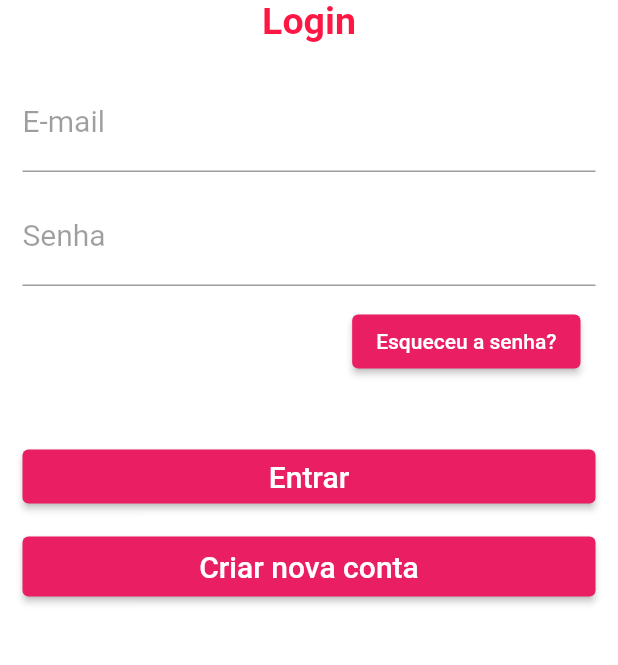
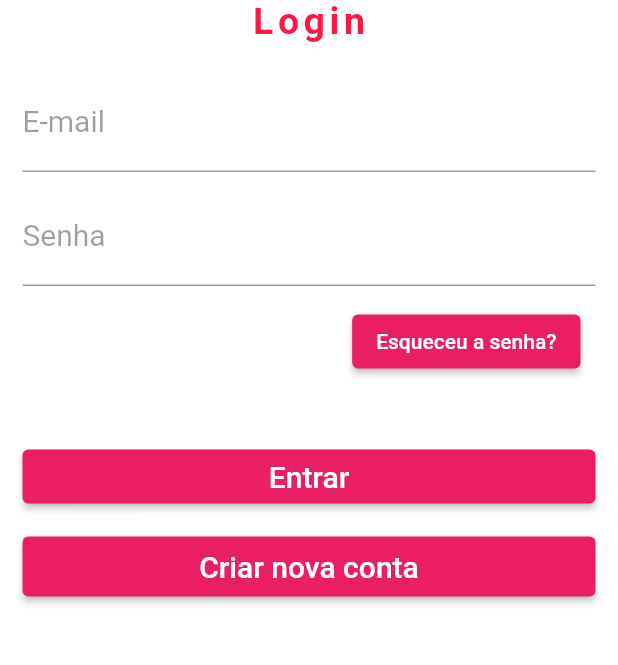
Before and after one commit to Samia24/food_celiac, a Flutter app: the screen it shows after launch, after a tap on "Entrar", on a phone screen of 412 x 824 dp, the part 323-988 px from its top. Run offline on Flutter 3.47's test engine with Material 2 defaults, Android fonts, the phone set to English and light mode, and no system bars; our stand-ins replace firebase_auth, firebase_core, geolocator, google_maps_flutter; missing offline and left inert: cloud_firestore_web, firebase_auth_web, firebase_core_web, geolocator_web, syncfusion_flutter_pdfviewer; accounts and stored records are empty; network calls fail.

Commit message:
segundo commit

```diff
--- a/lib/view/myapp.dart
+++ b/lib/view/myapp.dart
@@ -8,6 +8,7 @@ import 'package:meuapp/view/button-myfotos.dart';
 import 'package:meuapp/view/button-mymaps.dart';
 import 'package:meuapp/view/button-mypdfs.dart';
 import 'package:meuapp/view/homepage.dart';
+import 'package:meuapp/view/images.dart';
 import 'package:meuapp/view/reset-password-page.dart';
 import 'package:meuapp/view/signin-page.dart';
 import 'package:meuapp/view/signuppage.dart';
@@ -31,7 +32,7 @@ class MyApp extends StatelessWidget {
         '/documentos': (context) => const MyDocuments(),
         '/agenda': (context) => const MyAgend(),
         '/eventos': (context) => const MyEvent(),
-        '/fotos': (context) => const MyFotos(),
+        '/fotos': (context) => const Images(),
         //'/homemap': (context) => const MyMaps(),
         '/pdf': (context) => const MyPdfs(),
       },
--- a/lib/view/reset-password-page.dart
+++ b/lib/view/reset-password-page.dart
@@ -43,7 +43,7 @@ class ResetPasswordPage extends StatelessWidget {
                  height: 10,
                ),
                Text(
-                 "Por favor, informe o e-mail associado a sua conta que enviaremos um link para o mesmo com as intruções para a restauração de sua senha.",
+                 "Por favor, informe o e-mail associado a sua conta que enviaremos um link para o mesmo com as instruções para a restauração de sua senha.",
                  style: TextStyle(
                    fontSize: 16,
                    fontWeight: FontWeight.w400,
--- a/lib/view/signin-page.dart
+++ b/lib/view/signin-page.dart
@@ -35,6 +35,7 @@ class _SigninPageState extends State<SigninPage> {
             Text(
               'Login',
               style: TextStyle(
+                letterSpacing: 3,
                 fontSize: 25,
                 color: Colors.redAccent[400],
                 fontWeight: FontWeight.bold,
@@ -176,13 +177,13 @@ class _SigninPageState extends State<SigninPage> {
         if(e.code == 'user-not-found') {
           ScaffoldMessenger.of(context).showSnackBar(
             const SnackBar(content:
-              Text('Usuário errado'),
+              Text('Usuário incorreto'),
             )
           );
         } else if (e.code == 'wrong-password') {
           ScaffoldMessenger.of(context).showSnackBar(
             const SnackBar(content:
-            Text('Senha errada'),
+            Text('Senha incorreta'),
             )
           );
         }
--- a/pubspec.yaml
+++ b/pubspec.yaml
@@ -69,6 +69,8 @@ flutter:
   assets:
     - images/logo.png
     - images/reset.png
+    - images/dia_celiaco.jpeg
+    - images/glutenfree.png
     - pdf/ficha_hosp.pdf
 
   # An image asset can refer to one or more resolution-specific "variants", see
```
Also changed, not shown: lib/view/button-myfotos.dart (+7 -2 lines), lib/view/images.dart (added, +26 -0 lines), images/dia_celiaco.jpeg (added), images/glutenfree.png (added).
